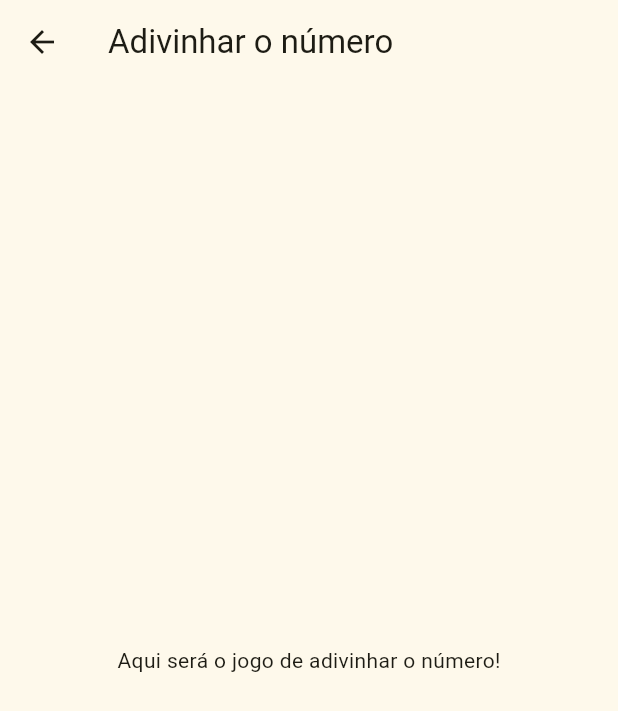
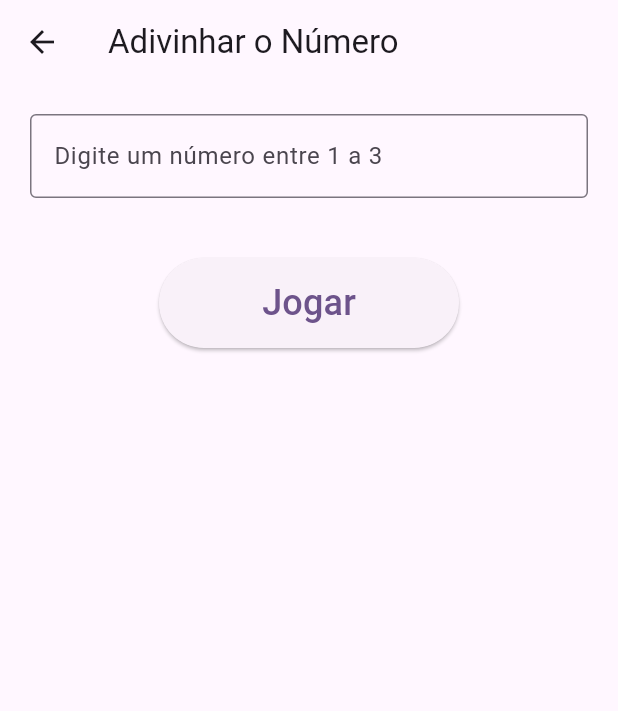
Before and after one commit to fermioko/drawer_aula_flutter, a Flutter app: the screen it shows after launch, in the side drawer, after a tap on "Adivinhar o número", on a phone screen of 412 x 824 dp. Shown: the top 711 px of the screen. Run offline on Flutter 3.47's test engine with Material 3 defaults, Android fonts, the phone set to English and light mode, and no system bars.

Commit message:
2025-07-31-lista-telefonica

```diff
--- a/lib/main.dart
+++ b/lib/main.dart
@@ -1,5 +1,8 @@
+import 'package:drawer_aula_flutter/screens/calculadora.dart';
+import 'package:drawer_aula_flutter/screens/converter_moeda.dart';
 import 'package:drawer_aula_flutter/screens/home.dart';
 import 'package:drawer_aula_flutter/screens/jogo_numero.dart';
+import 'package:drawer_aula_flutter/screens/lista_telefonica.dart';
 import 'package:flutter/material.dart';
 
 void main() {
@@ -17,12 +20,15 @@ class MyApp extends StatelessWidget {
       initialRoute: '/home',
       theme: ThemeData(
         colorScheme: ColorScheme.fromSeed(
-          seedColor: const Color.fromARGB(255, 245, 225, 5),
+          seedColor: const Color.fromARGB(255, 75, 3, 138),
         ),
       ),
       routes: {
         '/home': (context) => const HomePage(),
         '/adivinhar': (context) => const JogoNumero(),
+        '/calculadora': (context) => const CalculadoraApp(),
+        '/converterMoeda': (context) => const ConverterMoedaApp(),
+        '/listaTelefonica': (context) => const ListaTelefonica(),
       },
 
     );
--- a/lib/screens/home.dart
+++ b/lib/screens/home.dart
@@ -26,17 +26,59 @@ class _HomePageState extends State<HomePage> {
               child: Text(
                 'Nosso Drawer',
                 style: TextStyle(
-                  color: const Color.fromARGB(255, 130, 1, 1),
+                  color: const Color.fromARGB(255, 70, 4, 128),
                   fontSize: 24,
+                  fontWeight: FontWeight.bold,
                 ),
               ),
             ),
             ListTile(
-              title: const Text('Adivinhar o número'),
+              title: const Text('Adivinhar o número',
+                style: TextStyle(
+                  fontSize: 20,
+                  fontWeight: FontWeight.bold,
+                  color: Color.fromARGB(255, 2, 2, 2),
+                )),
               onTap: () {
                 Navigator.pushNamed(context, '/adivinhar');
               },
             ),
+            ListTile(
+              title: const Text('Calculadora',
+                style: TextStyle(
+                  fontSize: 20,
+                  fontWeight: FontWeight.bold,
+                  color: Color.fromARGB(255, 2, 2, 2),
+                )),
+              onTap: () {
+                Navigator.pushNamed(context, '/calculadora');
+              },
+            ),
+            ListTile(
+              title: const Text('Converter Moeda',
+                style: TextStyle(
+                  fontSize: 20,
+                  fontWeight: FontWeight.bold,
+                  color: Color.fromARGB(255, 2, 2, 2),
+                )),
+              onTap: () {
+                Navigator.pushNamed(context, '/converterMoeda');
+              },
+            ),
+            ListTile(
+              title: const Text('Lista Telefônica',
+                style: TextStyle(
+                  fontSize: 20,
+                  fontWeight: FontWeight.bold,
+                  color: Color.fromARGB(255, 2, 2, 2),
+                )),
+              onTap: () {
+                Navigator.pushNamed(context, '/listaTelefonica');
+              },
+            ),
+
+
+
 
           ],
         ),
--- a/lib/screens/jogo_numero.dart
+++ b/lib/screens/jogo_numero.dart
@@ -1,3 +1,4 @@
+import 'dart:math';
 import 'package:flutter/material.dart';
 
 class JogoNumero extends StatefulWidget {
@@ -8,17 +9,115 @@ class JogoNumero extends StatefulWidget {
 }
 
 class _JogoNumeroState extends State<JogoNumero> {
+  final TextEditingController _controller = TextEditingController();
+  int? _numeroSorteado;
+  String _mensagemResultado = '';
+
+  void _jogar() {
+    final numeroDigitado = int.tryParse(_controller.text.trim());
+    if (numeroDigitado == null || numeroDigitado < 1 || numeroDigitado > 3) {
+      setState(() {
+        _mensagemResultado = 'Digite um número válido entre 1 e 3';
+        _numeroSorteado = null;
+      });
+      return;
+    }
+
+    final random = Random();
+    final numeroAleatorio = random.nextInt(3) + 1; // 1 a 3
+
+    setState(() {
+      _numeroSorteado = numeroAleatorio;
+      if (numeroDigitado == numeroAleatorio) {
+        _mensagemResultado = 'ACERTOU';
+      } else {
+        _mensagemResultado = 'ERRRROU';
+      }
+    });
+  }
 
   @override
   Widget build(BuildContext context) {
     return Scaffold(
       appBar: AppBar(
-        title: const Text('Adivinhar o número'),
+        title: const Text('Adivinhar o Número'),
       ),
+      body: Padding(
+        padding: const EdgeInsets.all(20),
+        child: Column(
+          mainAxisAlignment: MainAxisAlignment.start,
+          children: [
+            TextField(
+              controller: _controller,
+              keyboardType: TextInputType.number,
+              decoration: const InputDecoration(
+                labelText: 'Digite um número entre 1 a 3',
+                border: OutlineInputBorder(),
+              ),
+            ),
+            const SizedBox(height: 40),
+            ElevatedButton(
+              onPressed: _jogar,
+              style: ElevatedButton.styleFrom(
+                minimumSize: const Size(200, 60), // largura: 200, altura: 60
+                ),
+              child: const Text('Jogar',
+              style: TextStyle(fontSize: 24),
+                ),
+            ),
+            const SizedBox(height: 40),
+            if (_numeroSorteado != null) ...[
+              Text(
+                'Número sorteado = $_numeroSorteado',
+                style: const TextStyle(fontSize: 35),
+              ),
+              const SizedBox(height: 40),
+              Text(
+                _mensagemResultado,
+                style: TextStyle(
+                  fontSize: 42,
+                  fontWeight: FontWeight.bold,
+                  color: _mensagemResultado == 'ACERTOU' ? Colors.green : Colors.red,
+                ),
+              ),
+            ],
 
+            if (_numeroSorteado == null) ...[
+              Text(
+                _mensagemResultado,
+                style: TextStyle(
+                  fontSize: 20,
+                  fontWeight: FontWeight.bold,
+                  color: Colors.red,
+                ),
+              ),
+            ]
+          ],
+        ),
+      ),
+    );
+  }
+}
+
+/*import 'package:flutter/material.dart';
+
+class JogoNumero extends StatefulWidget {
+  const JogoNumero({Key? key}) : super(key: key);
+
+  @override
+  _JogoNumeroState createState() => _JogoNumeroState();
+}
+
+class _JogoNumeroState extends State<JogoNumero>{
+  @override
+  Widget build(BuildContext context) {
+    return Scaffold(
+      appBar: AppBar(
+        title: const Text('Adivinhar o Número'),
+      ),
       body: Center(
         child: Text('Aqui será o jogo de adivinhar o número!'),
       ),
     );
   }
-}
+}*/
--- a/pubspec.yaml
+++ b/pubspec.yaml
@@ -28,6 +28,7 @@ environment:
 # the latest version available on pub.dev. To see which dependencies have newer
 # versions available, run `flutter pub outdated`.
 dependencies:
+  http: ^0.13.6
   flutter:
     sdk: flutter
 
```
Also changed, not shown: lib/models/agenda.dart (added, +26 -0 lines), lib/models/contato.dart (added, +30 -0 lines), lib/screens/calculadora.dart (added, +136 -0 lines), lib/screens/converter_moeda.dart (added, +139 -0 lines), lib/screens/lista_telefonica.dart (added, +68 -0 lines), lib/screens/temperatura.dart (added, +109 -0 lines), pubspec.lock.
